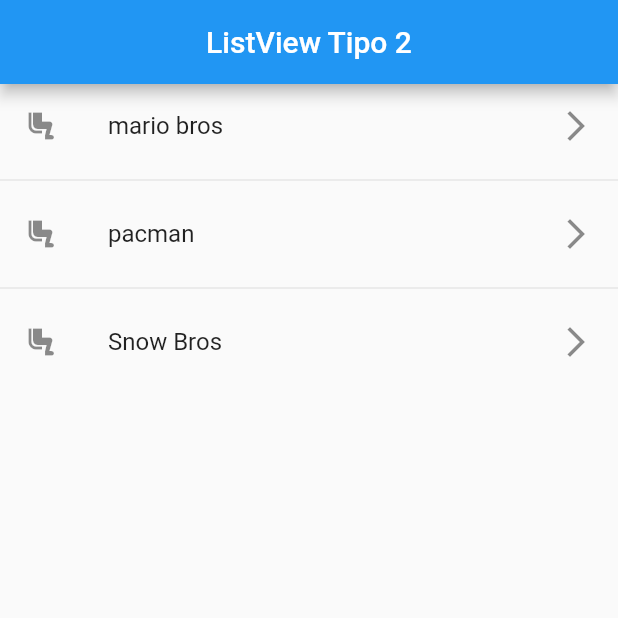
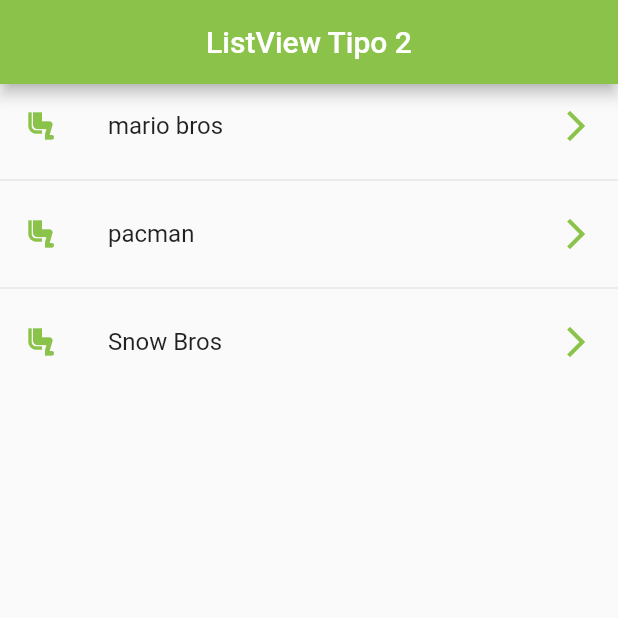
Before and after one commit to esteban1810/Flutter-FH, a Flutter app: the screen it shows after launch, on a phone screen of 412 x 824 dp, the top half of it. Run offline on Flutter 3.47's test engine with Material 2 defaults, Android fonts, the phone set to English and light mode, and no system bars.

Commit message:
67. Taps sobre los ListTiles y estilo del AppBar

```diff
--- a/S6 Componentes de flutter/fl_components/lib/main.dart
+++ b/S6 Componentes de flutter/fl_components/lib/main.dart
@@ -1,7 +1,6 @@
-import 'package:fl_components/screens/lisview2_screen.dart';
 import 'package:flutter/material.dart';
 
-import 'package:fl_components/screens/lisview1_screen.dart';
+import 'package:fl_components/screens/lisview2_screen.dart';
 
 void main() => runApp(const MyApp());
 
--- a/S6 Componentes de flutter/fl_components/lib/screens/lisview2_screen.dart
+++ b/S6 Componentes de flutter/fl_components/lib/screens/lisview2_screen.dart
@@ -12,12 +12,17 @@ class ListView2Screen extends StatelessWidget {
         title: const Center(
           child: Text("ListView Tipo 2")
         ),
+        backgroundColor: Colors.lightGreen,
       ),
       body:ListView.separated(
         itemBuilder: (context, index)=> ListTile(
-          leading: const Icon(Icons.airline_seat_legroom_reduced_outlined),
+          leading: const Icon(Icons.airline_seat_legroom_reduced_outlined, color: Colors.lightGreen,),
           title: Text(options[index]),
-          trailing: const Icon(Icons.arrow_forward_ios),
+          trailing: const Icon(Icons.arrow_forward_ios, color: Colors.lightGreen,),
+          onTap: (){
+            String value = options[index];
+            print('Impresion: '+value);
+          },
         ),
         separatorBuilder:(context, index) => const Divider(),
         itemCount: options.length
```
